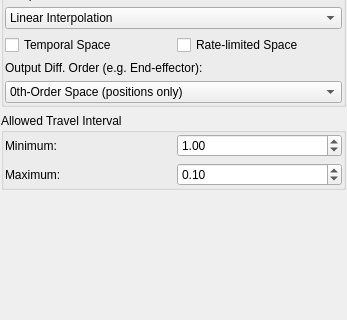
The window that src/ReaK/gui_qt/ui/manip_space_config.ui (mikael-s-persson/ReaK) describes before a commit, drawn with Qt 5; both pictures show x 0 to 347 and y 83 to 403 of the 347 by 621 pixel window.
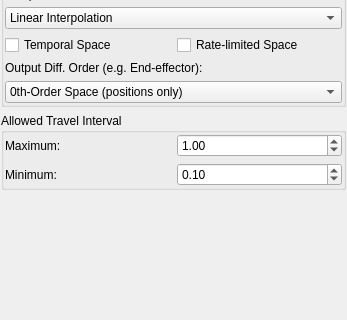
The same window after the commit.

The edit to the form file:
```diff
--- a/src/ReaK/gui_qt/ui/manip_space_config.ui
+++ b/src/ReaK/gui_qt/ui/manip_space_config.ui
@@ -158,7 +158,7 @@
       <item row="0" column="0">
        <widget class="QLabel" name="label_3">
         <property name="text">
-         <string>Minimum:</string>
+         <string>Maximum:</string>
         </property>
        </widget>
       </item>
@@ -197,7 +197,7 @@
       <item row="1" column="0">
        <widget class="QLabel" name="label_4">
         <property name="text">
-         <string>Maximum:</string>
+         <string>Minimum:</string>
         </property>
        </widget>
       </item>
```
Left out of the diff: 4 changed lines with no effect on the pictures.
